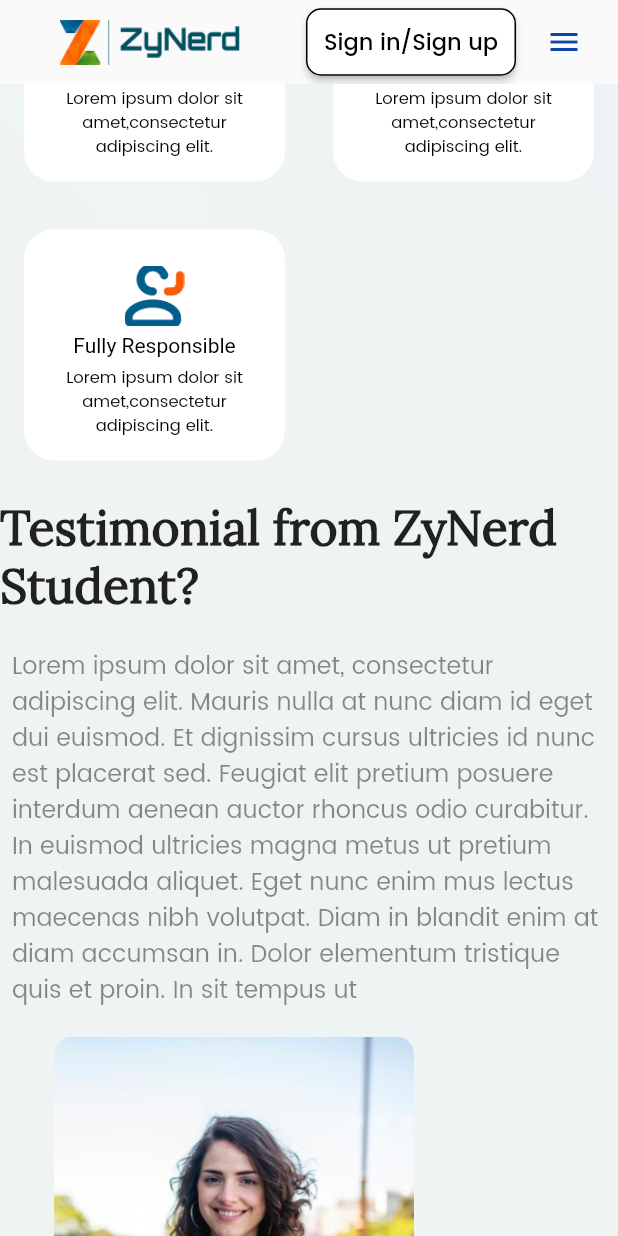
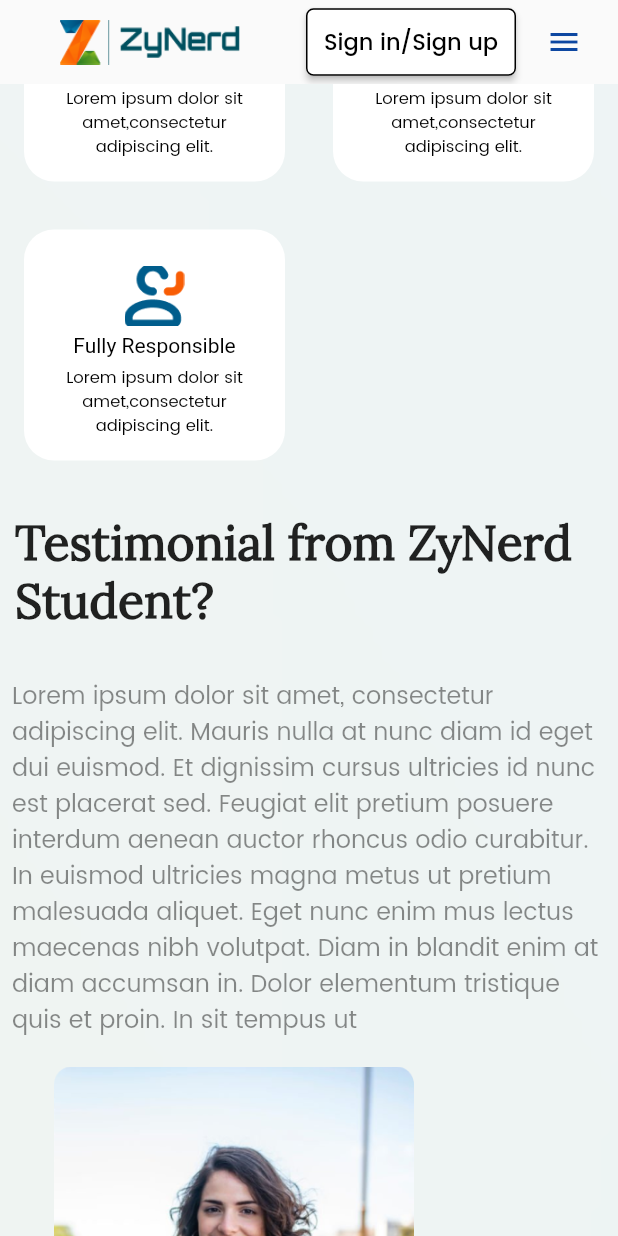
Before and after one commit to corvantaanalytics/Zynerd_MobileApp, a Flutter app: the screen it shows after launch, scrolled down 1728 dp, on a phone screen of 412 x 824 dp. Run offline on Flutter 3.47's test engine with Material 2 defaults, Android fonts, the phone set to English and light mode, and no system bars; our stand-ins replace flutter_svg; missing offline and left inert: dart:ffi, footer.

Commit message:
landing page css

```diff
--- a/lib/views/landing.dart
+++ b/lib/views/landing.dart
@@ -48,7 +48,7 @@ class _LandingState extends State<Landing> {
                               // elevation: 3, //elevation of button
                               shape: RoundedRectangleBorder(
                                   //to set border radius to button
-                                  borderRadius: BorderRadius.circular(10)),
+                                  borderRadius: BorderRadius.circular(5)),
                               padding: EdgeInsets.all(
                                   10) //content padding inside button
                               ),
@@ -589,7 +589,9 @@ class _LandingState extends State<Landing> {
                   SizedBox(
                     height: 10,
                   ),
-                  const Text(
+                    Padding(
+                     padding: EdgeInsets.all(10),
+                         child:const Text(
                     'Testimonial from ZyNerd Student?',
                     textAlign: TextAlign.left,
                     style: TextStyle(
@@ -597,6 +599,7 @@ class _LandingState extends State<Landing> {
                         fontWeight: FontWeight.w700,
                         fontFamily: 'Lora'),
                   ),
+                    ),
                   const SizedBox(
                     height: 20,
                   ),
```
